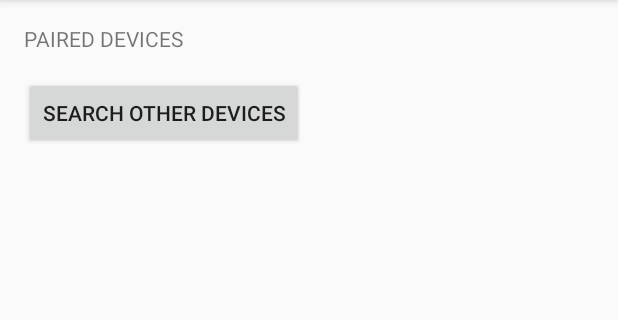
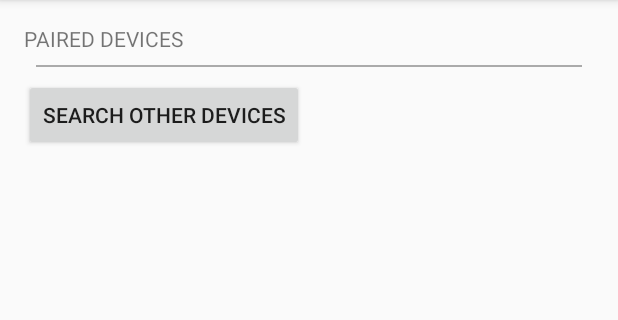
Before and after one commit to lucazanrosso/BluetoothChat, an Android app: the screen it shows after launch (MainActivity), on a phone screen of 412 x 824 dp, the part 84-404 px from its top. Run offline under Robolectric (Android 15) with nearby library versions, the light colour scheme and no system bars.

Commit message:
Fix a bug in the Manifest

```diff
--- a/app/src/main/AndroidManifest.xml
+++ b/app/src/main/AndroidManifest.xml
@@ -2,6 +2,7 @@
 <manifest xmlns:android="http://schemas.android.com/apk/res/android"
     package="com.lucazanrosso.bluetoothchat">
 
+    <uses-permission android:name="android.permission.ACCESS_COARSE_LOCATION" />
     <uses-permission android:name="android.permission.BLUETOOTH" />
     <uses-permission android:name="android.permission.BLUETOOTH_ADMIN" />
 
--- a/app/src/main/res/layout/activity_chat.xml
+++ b/app/src/main/res/layout/activity_chat.xml
@@ -1,7 +1,7 @@
 <?xml version="1.0" encoding="utf-8"?>
 <RelativeLayout xmlns:android="http://schemas.android.com/apk/res/android"
     android:layout_width="match_parent"
-    android:layout_height="match_parent">
+    android:layout_height="wrap_content">
     <ScrollView
         android:id="@+id/scrollview"
         android:layout_width="match_parent"
--- a/app/src/main/res/layout/activity_main.xml
+++ b/app/src/main/res/layout/activity_main.xml
@@ -16,12 +16,16 @@
         android:id="@+id/paired_list"
         android:layout_width="match_parent"
         android:layout_height="wrap_content" />
+    <View
+        android:layout_width="match_parent"
+        android:layout_height="1dp"
+        android:background="@android:color/darker_gray"
+        android:layout_margin="8dp"/>
     <Button
         android:layout_width="wrap_content"
         android:layout_height="wrap_content"
         android:onClick="searchDevices"
-        android:text="@string/search"
-        android:layout_marginTop="16dp"/>
+        android:text="@string/search" />
     <ListView
         android:id="@+id/list_found"
         android:layout_width="match_parent"
```
